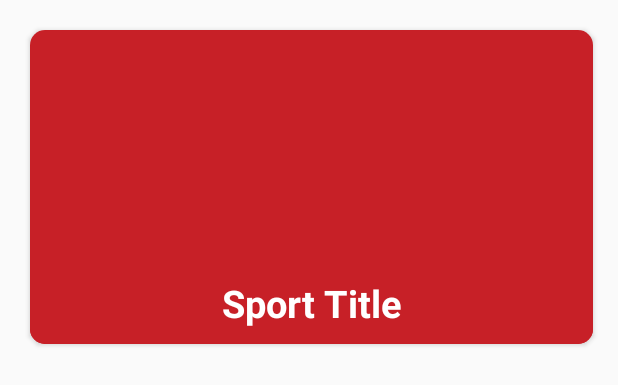
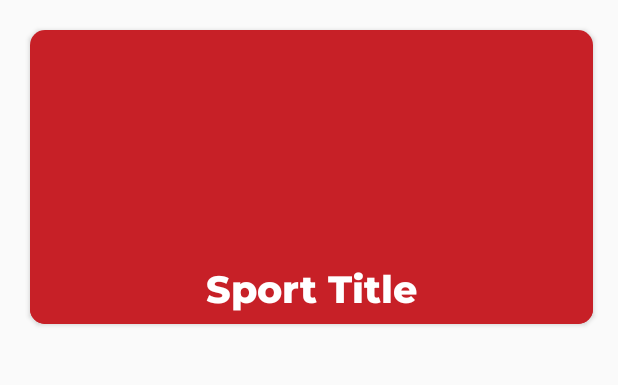
Before and after one commit to shstrophies/SHSTrophies, an Android app: the layout cardview_item_sport.xml on its own in the app's theme, with its tools: preview values and no code run, on a phone screen of 412 x 824 dp. Shown: the top 385 px of the screen. Run offline under Robolectric (Android 15) with nearby library versions, the phone set to English and light mode, and no system bars.

Commit message:
finishing touches on homepage UI

```diff
--- a/app/src/main/res/drawable/shadow.xml
+++ b/app/src/main/res/drawable/shadow.xml
@@ -1,6 +1,6 @@
 <shape xmlns:android="http://schemas.android.com/apk/res/android">
     <gradient
-        android:startColor="#fff"
+        android:startColor="#f2f2f2"
         android:endColor="#3D000000"
         android:angle="90" />
 </shape>
--- /dev/null
+++ b/app/src/main/res/font/montserrat_extrabold.xml
@@ -0,0 +1,7 @@
+<?xml version="1.0" encoding="utf-8"?>
+<font-family xmlns:app="http://schemas.android.com/apk/res-auto"
+    app:fontProviderAuthority="com.google.android.gms.fonts"
+    app:fontProviderPackage="com.google.android.gms"
+    app:fontProviderQuery="name=Montserrat&amp;weight=800"
+    app:fontProviderCerts="@array/com_google_android_gms_fonts_certs">
+</font-family>
--- a/app/src/main/res/layout/cardview_item_sport.xml
+++ b/app/src/main/res/layout/cardview_item_sport.xml
@@ -15,6 +15,7 @@
 
 
     <LinearLayout
+        android:id="@+id/padding"
         android:layout_width="375dp"
         android:layout_height="match_parent"
         android:background="#C72027"
@@ -25,7 +26,7 @@
             android:id="@+id/my_image_view"
             android:layout_width="343dp"
             android:layout_height="139dp"
-            android:layout_marginTop="20dp"
+            android:layout_marginTop="15dp"
             android:scaleType="centerCrop" />
 
         <TextView
@@ -34,9 +35,10 @@
             android:layout_width="403dp"
             android:layout_height="wrap_content"
             android:background="#C72027"
+            android:fontFamily="@font/montserrat_extrabold"
             android:gravity="center_horizontal"
-            android:paddingTop="5dp"
-            android:paddingBottom="10dp"
+            android:paddingTop="2dp"
+            android:paddingBottom="2dp"
             android:text="@string/sport_title"
             android:textColor="#fff"
             android:textSize="25dp"
```
Also changed, not shown: app/src/main/res/layout/sports_activity.xml (+7 -8 lines), app/src/main/res/layout/trophies_activity.xml (+6 -5 lines).
